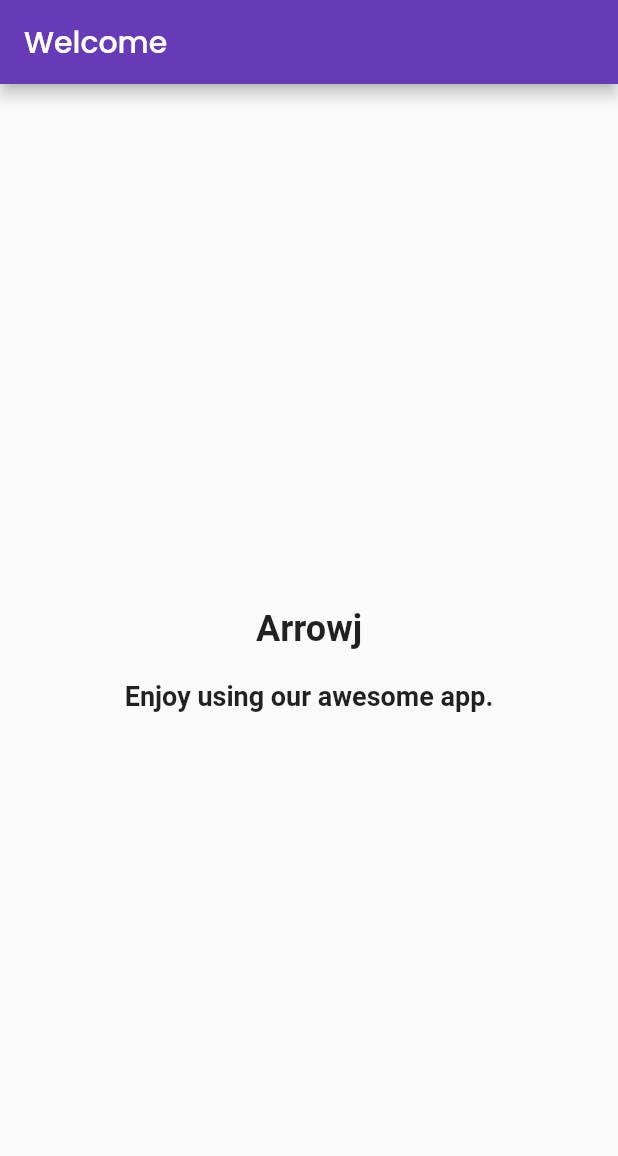
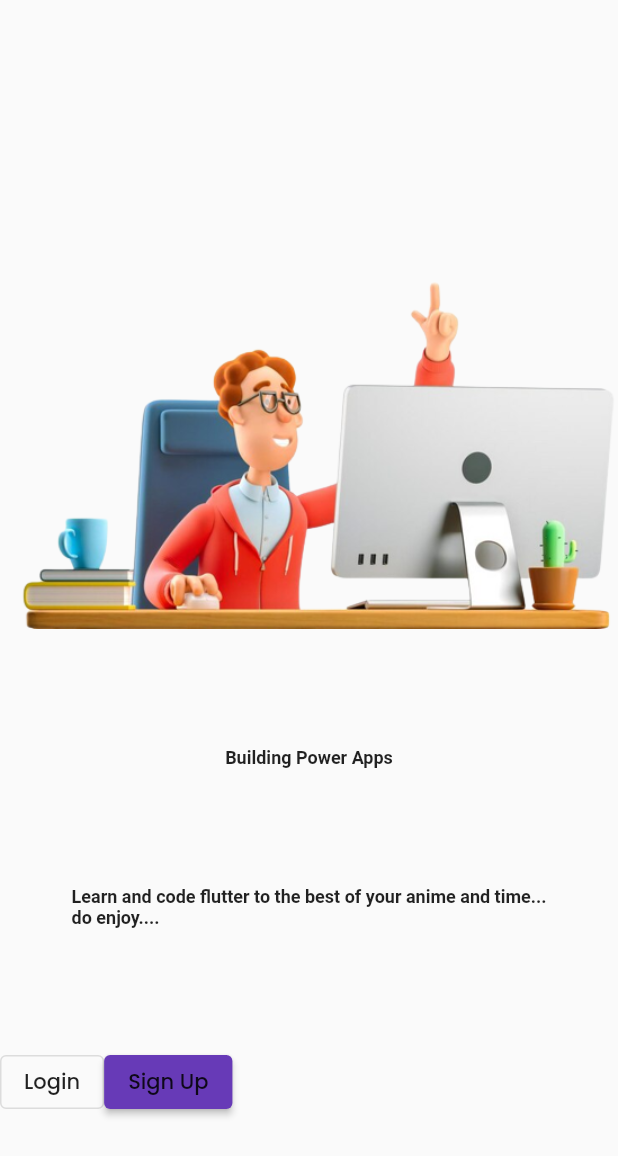
Before and after one commit to MugoSimon/arrowj, a Flutter app: the WelcomeScreen screen opened by its route, on a phone screen of 412 x 824 dp. Shown: the top 1156 px of the screen. Run offline on Flutter 3.47's test engine with Material 2 defaults, Android fonts, the phone set to English and light mode, and no system bars; our stand-ins replace get, google_fonts, liquid_swipe, smooth_page_indicator.

Commit message:
inserted larry

```diff
--- a/lib/constants/image_strings.dart
+++ b/lib/constants/image_strings.dart
@@ -8,3 +8,6 @@
 const String tOnBoardingImage2 = "assets/on_boarding_images/larry_chat_sit.png";
 const String tOnBoardingImage3 = "assets/on_boarding_images/larry_image_icon.png";
 const String tOnBoardingImage4 = "assets/on_boarding_images/larry_resting.png";
+
+/* ---App Image String --- */
+const String tWelcomeScreenImage = "assets/images/welcome_images/larry_sitted_half.png";
--- a/lib/constants/sizes.dart
+++ b/lib/constants/sizes.dart
@@ -3,3 +3,4 @@
 // App default sizing
 const tDefaultSize = 30.0;
 const tSplashContainerSize = 30.0;
+const tButtonHeight = 15.0;
--- a/lib/constants/text_strings.dart
+++ b/lib/constants/text_strings.dart
@@ -2,6 +2,10 @@
 /* -- App Text Strings  --*/
 const String tAppName = "./Appable/";
 const String tAppTagLine = "Learning Flutter. \nQuite the Experience";
+
+/* -- Generic Strings  --*/
+const String tLogin = "Login";
+const String tSignUp = "Sign Up";
 
 /* -- OnBoarding Text -- */
 //Title
@@ -19,3 +23,7 @@
 const String tOnBoardingCounter2 = "2/4";
 const String tOnBoardingCounter3 = "3/4";
 const String tOnBoardingCounter4 = "4/4";
+
+/* -- Welcome Screen  --*/
+const String tWelcomeTitle = "Building Power Apps";
+const String tWelcomeSubTitle = "Learn and code flutter to the best of your anime and time...\ndo enjoy....";
--- a/lib/features/authentication/screens/welcome/welcome.dart
+++ b/lib/features/authentication/screens/welcome/welcome.dart
@@ -1,31 +1,31 @@
+import 'package:arrowj/constants/image_strings.dart';
+import 'package:arrowj/constants/text_strings.dart';
 import 'package:flutter/material.dart';
 
 class WelcomeScreen extends StatelessWidget {
   @override
   Widget build(BuildContext context) {
     return Scaffold(
-      appBar: AppBar(
-        title: Text('Welcome'),
-        automaticallyImplyLeading: false,
-      ),
-      body: const Center(
+      body: Center(
         child: Column(
-          mainAxisAlignment: MainAxisAlignment.center,
+          mainAxisAlignment: MainAxisAlignment.spaceEvenly,
           children: <Widget>[
-            Text(
-              'Arrowj',
-              style: TextStyle(
-                fontSize: 24,
-                fontWeight: FontWeight.bold,
-              ),
-            ),
-            SizedBox(height: 20),
-            Text(
-              'Enjoy using our awesome app.',
-              style: TextStyle(
-                fontSize: 18,
-              ),
-            ),
+            Image(image: AssetImage(tWelcomeScreenImage)),
+            Text(tWelcomeTitle),
+            Text(tWelcomeSubTitle),
+            Row(
+              children: [
+                OutlinedButton(
+                  onPressed: () {},
+                  child: Text(tLogin,
+                      style: Theme.of(context).textTheme.bodyLarge),
+                ),
+                ElevatedButton(
+                    onPressed: () {},
+                    child: Text(tSignUp,
+                        style: Theme.of(context).textTheme.bodyLarge))
+              ],
+            )
           ],
         ),
       ),
--- a/pubspec.yaml
+++ b/pubspec.yaml
@@ -54,4 +54,5 @@
   uses-material-design: true
   assets:
     - assets/images/
+    - assets/images/welcome_images/
     - assets/on_boarding_images/
```
Also changed, not shown: assets/images/bag_10.jpeg (deleted), assets/images/bag_10.png (deleted), assets/images/bag_7.jpeg (deleted), assets/images/welcome_images/larry_sitted_half.png (added), pubspec.lock.
